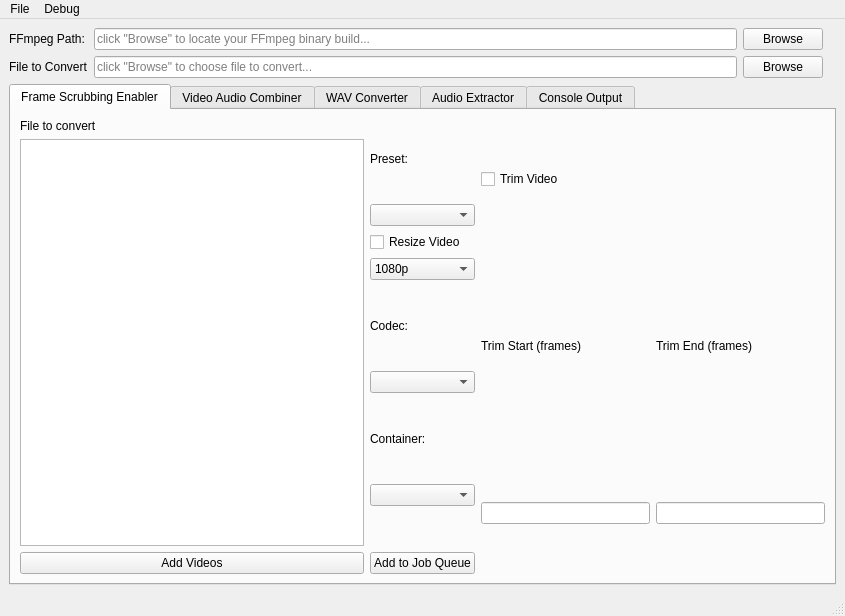
Above: dsamainwindow.ui from indra-dsa/dsa-multitool-gui before the change. Below: the same form after it.
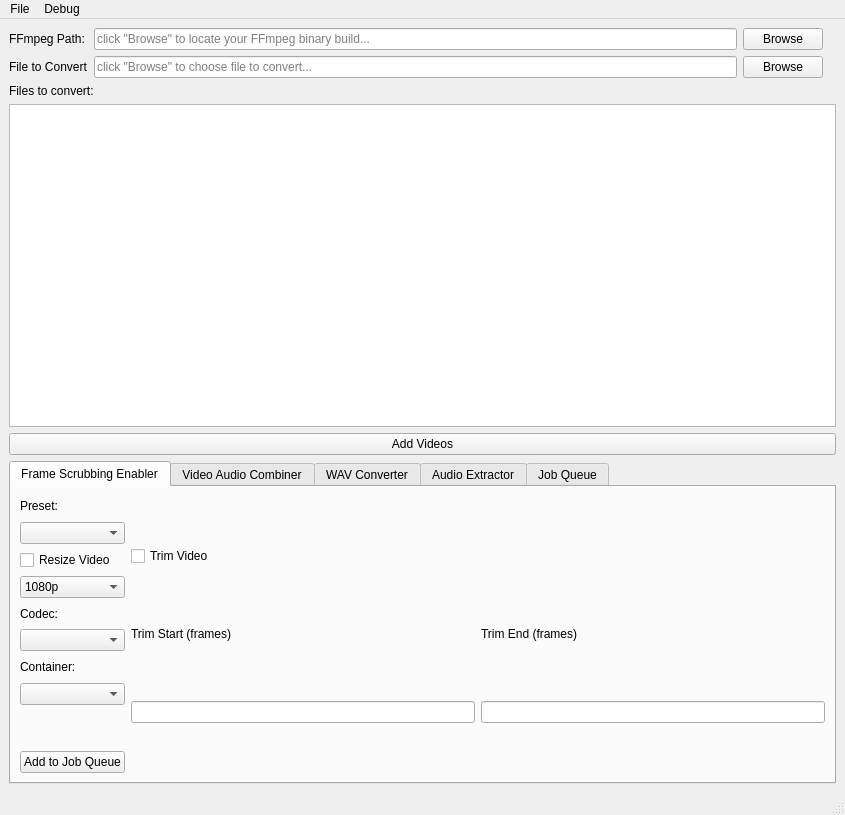
That is the form after the change. The open tabs and pages were chosen to show the change. Icons and pictures are not drawn.

Commit message: Separate console output to new class and UI for cleanness; replaced console output in MainWindow with Job Queue

Patch:
```diff
--- a/dsamainwindow.ui
+++ b/dsamainwindow.ui
@@ -7,7 +7,7 @@
     <x>0</x>
     <y>0</y>
     <width>845</width>
-    <height>616</height>
+    <height>815</height>
    </rect>
   </property>
   <property name="sizePolicy">
@@ -106,6 +106,23 @@
       </item>
      </layout>
     </item>
+    <item>
+     <widget class="QLabel" name="label_2">
+      <property name="text">
+       <string>Files to convert:</string>
+      </property>
+     </widget>
+    </item>
+    <item>
+     <widget class="QListWidget" name="pathFileList"/>
+    </item>
+    <item>
+     <widget class="QPushButton" name="addItem">
+      <property name="text">
+       <string>Add Videos</string>
+      </property>
+     </widget>
+    </item>
     <item>
      <widget class="QTabWidget" name="tabWidget">
       <property name="currentIndex">
@@ -124,36 +141,6 @@
           <property name="horizontalSpacing">
            <number>6</number>
           </property>
-          <item row="0" column="1">
-           <widget class="QLabel" name="label_2">
-            <property name="text">
-             <string>File to convert</string>
-            </property>
-           </widget>
-          </item>
-          <item row="3" column="1">
-           <widget class="QPushButton" name="addItem">
-            <property name="text">
-             <string>Add Videos</string>
-            </property>
-           </widget>
-          </item>
-          <item row="1" column="1">
-           <widget class="QListView" name="listView">
-            <property name="acceptDrops">
-             <bool>true</bool>
-            </property>
-            <property name="dragEnabled">
-             <bool>true</bool>
-            </property>
-            <property name="dragDropMode">
-             <enum>QAbstractItemView::DragDrop</enum>
-            </property>
-            <property name="alternatingRowColors">
-             <bool>true</bool>
-            </property>
-           </widget>
-          </item>
          </layout>
         </item>
         <item row="0" column="1">
@@ -323,7 +310,7 @@
       </widget>
       <widget class="QWidget" name="tab_5">
        <attribute name="title">
-        <string>Console Output</string>
+        <string>Job Queue</string>
        </attribute>
        <layout class="QGridLayout" name="gridLayout_4">
         <item row="0" column="0">
```
Left out of the diff: 15 changed lines with no effect on the pictures. The commit also changes 6 other files.
